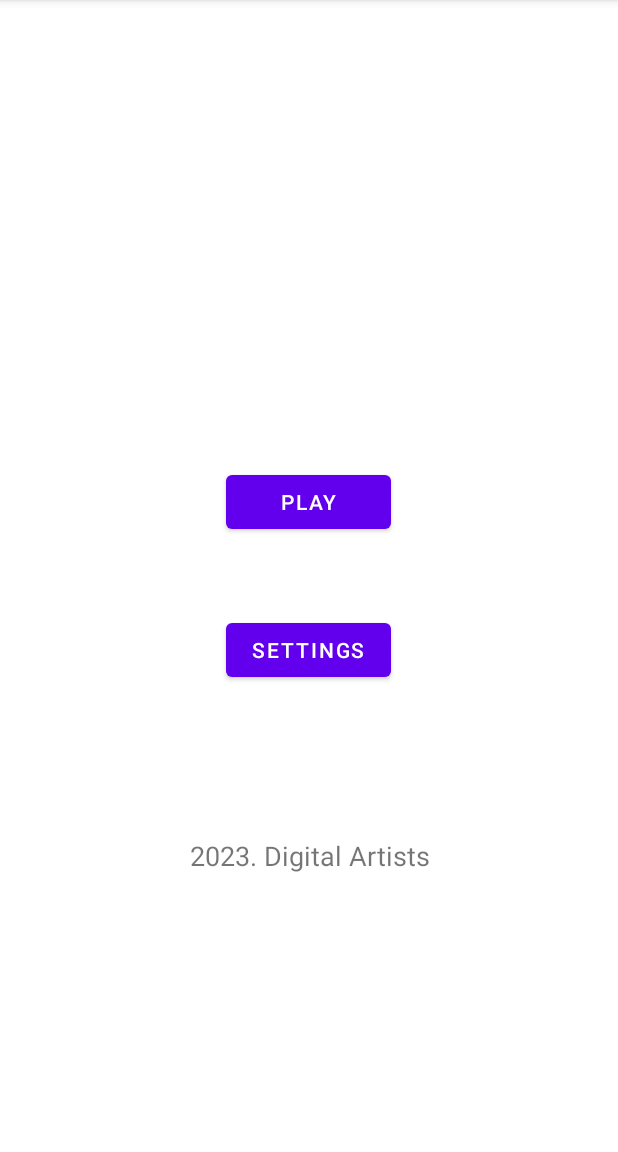
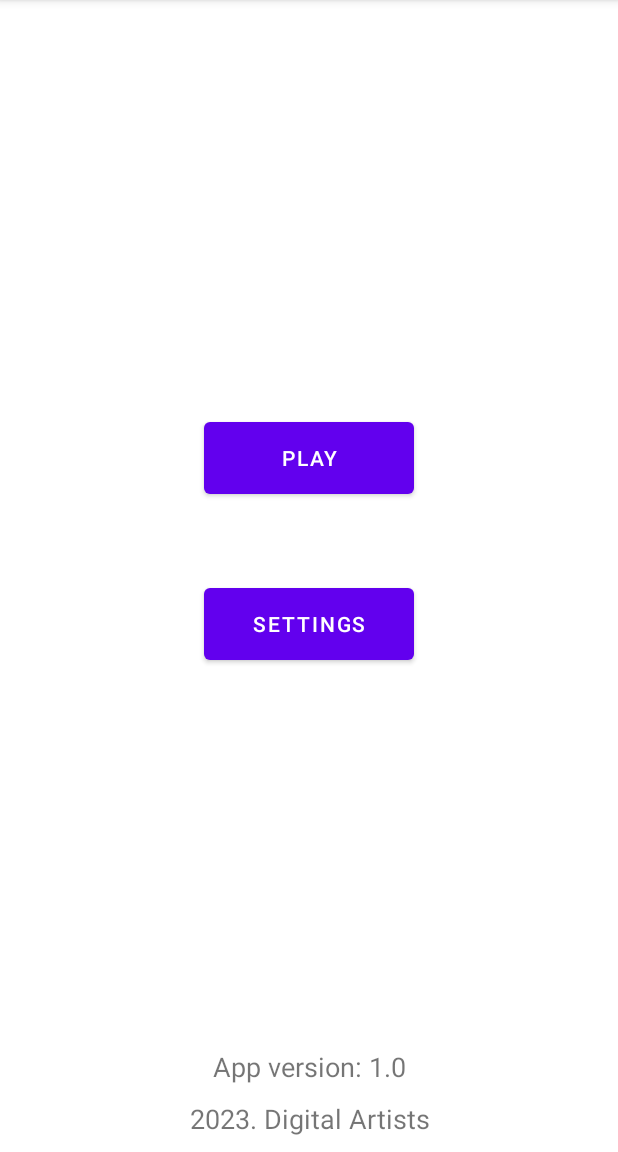
Before and after one commit to BogdanVeligorskyi/Minesweeper_Android, an Android app: the screen it shows after launch (MainActivity), on a phone screen of 412 x 824 dp, the part 84-1236 px from its top. Run offline under Robolectric (Android 15) with nearby library versions, the phone set to English and light mode, and no system bars.

Commit message:
Minor layout bugs fixed

```diff
--- a/app/src/main/AndroidManifest.xml
+++ b/app/src/main/AndroidManifest.xml
@@ -10,8 +10,7 @@
         android:label="@string/app_name"
         android:roundIcon="@mipmap/ic_launcher_round"
         android:supportsRtl="true"
-        android:theme="@style/Theme.Minesweeper"
-        tools:targetApi="31">
+        android:theme="@style/Theme.Minesweeper">
 
         <activity
             android:name=".view.MainActivity"
--- a/app/src/main/java/com/digitalartists/minesweeper/model/FileProcessing.java
+++ b/app/src/main/java/com/digitalartists/minesweeper/model/FileProcessing.java
@@ -4,6 +4,7 @@ import android.content.Context;
 import android.util.Log;
 
 import java.io.BufferedReader;
+import java.io.File;
 import java.io.IOException;
 import java.io.InputStream;
 import java.io.InputStreamReader;
@@ -14,14 +15,19 @@ public class FileProcessing {
     public static final String SETTINGS_FILENAME = "settings.txt";
 
     public static Settings loadSettings(Context context) throws IOException {
+        Settings settings = null;
+        File file = context.getFileStreamPath(SETTINGS_FILENAME);
+        if (!file.exists()) {
+            settings = new Settings(10, 10, 15, 0);
+            return settings;
+        }
         InputStream is = context.openFileInput(SETTINGS_FILENAME);
         BufferedReader reader = new BufferedReader(new InputStreamReader(is));
         String s = "";
-        Settings settings = null;
         while ((s = reader.readLine()) != null) {
             Log.d("s.length", ""+s.length());
             if (s.length() == 0) {
-                return null;
+                break;
             }
             String[] valuesSettings = s.split(",");
             settings = new Settings(Integer.parseInt(valuesSettings[0]),
--- a/app/src/main/java/com/digitalartists/minesweeper/view/MainActivity.java
+++ b/app/src/main/java/com/digitalartists/minesweeper/view/MainActivity.java
@@ -22,7 +22,6 @@ public class MainActivity extends AppCompatActivity {
         super.onCreate(savedInstanceState);
         setRequestedOrientation(ActivityInfo.SCREEN_ORIENTATION_PORTRAIT);
         setContentView(R.layout.activity_main);
-
         if (savedInstanceState != null) {
             settings = savedInstanceState.getParcelable(SETTINGS);
         } else {
@@ -43,10 +42,11 @@ public class MainActivity extends AppCompatActivity {
                 startActivity(intent);
         });
 
-        findViewById(R.id.settingsButton_id).setOnClickListener( butPlay -> {
+        Settings finalSettings1 = settings;
+        findViewById(R.id.settingsButton_id).setOnClickListener(butPlay -> {
             Intent intent = new Intent(this, SettingsActivity.class);
-            intent.putExtra(SETTINGS, settings);
-            Log.d("Settings (ROWS) before", ""+settings.getRows());
+            intent.putExtra(SETTINGS, finalSettings1);
+            Log.d("Settings (ROWS) before", ""+ finalSettings1.getRows());
             startActivity(intent);
         });
         checkTheme();
--- a/app/src/main/java/com/digitalartists/minesweeper/view/SettingsActivity.java
+++ b/app/src/main/java/com/digitalartists/minesweeper/view/SettingsActivity.java
@@ -30,7 +30,11 @@ public class SettingsActivity extends AppCompatActivity {
             settings = savedInstanceState.getParcelable(MainActivity.SETTINGS);
         } else {
             Log.d("2","");
-            settings = getIntent().getParcelableExtra(MainActivity.SETTINGS);
+            try {
+                settings = FileProcessing.loadSettings(context);
+            } catch (IOException e) {
+                e.printStackTrace();
+            }
         }
 
         Log.d("ROWS", String.valueOf(settings.getRows()));
--- a/app/src/main/res/layout/activity_main.xml
+++ b/app/src/main/res/layout/activity_main.xml
@@ -6,14 +6,15 @@
     android:gravity="center">
 
     <View
-        android:layout_width="match_parent"
-        android:layout_height="100dp" />
+        android:layout_height="250dp"
+        android:layout_width="200dp"/>
 
     <Button
         android:id="@+id/playButton_id"
         android:layout_height="wrap_content"
         android:layout_width="wrap_content"
-        android:minWidth="110dp"
+        android:minWidth="140dp"
+        android:minHeight="60dp"
         android:layout_margin="25dp"
         android:text="Play"/>
 
@@ -21,15 +22,33 @@
         android:id="@+id/settingsButton_id"
         android:layout_width="wrap_content"
         android:layout_height="wrap_content"
-        android:minWidth="110dp"
+        android:minWidth="140dp"
+        android:minHeight="60dp"
         android:layout_margin="25dp"
         android:text="Settings"/>
 
-    <TextView
+    <LinearLayout
         android:layout_width="match_parent"
-        android:layout_height="100dp"
-        android:text="2023. Digital Artists"
-        android:textSize="18sp"
-        android:gravity="bottom|center"/>
+        android:layout_height="match_parent"
+        android:gravity="bottom"
+        android:orientation="vertical">
+
+        <TextView
+            android:layout_width="match_parent"
+            android:layout_height="wrap_content"
+            android:gravity="center"
+            android:layout_marginStart="10dp"
+            android:layout_marginEnd="10dp"
+            android:text="App version: 1.0"
+            android:textSize="18sp"/>
+
+        <TextView
+            android:layout_width="match_parent"
+            android:layout_height="wrap_content"
+            android:gravity="center"
+            android:layout_margin="10dp"
+            android:text="2023. Digital Artists"
+            android:textSize="18sp"/>
+    </LinearLayout>
 
 </LinearLayout>
```
Also changed, not shown: app/src/main/res/layout/activity_play.xml (+33 -17 lines), app/src/main/res/layout/activity_settings.xml (+8 -3 lines), app/src/main/res/drawable/digit_1.png (renamed from app/src/main/res/drawable-v24/digit_1.png), app/src/main/res/drawable/digit_2.png (renamed from app/src/main/res/drawable-v24/digit_2.png), app/src/main/res/drawable/digit_3.png (renamed from app/src/main/res/drawable-v24/digit_3.png), app/src/main/res/drawable/digit_4.png (renamed from app/src/main/res/drawable-v24/digit_4.png), app/src/main/res/drawable/digit_5.png (added), app/src/main/res/drawable/digit_6.png (added), app/src/main/res/drawable/digit_7.png (added), app/src/main/res/drawable/digit_8.png (added), app/src/main/res/drawable/empty_cell.png (added), app/src/main/res/drawable/flag.png (added), app/src/main/res/drawable/mine_clicked.png (added), app/src/main/res/drawable/mine_usual.png (added), 1 more files.
